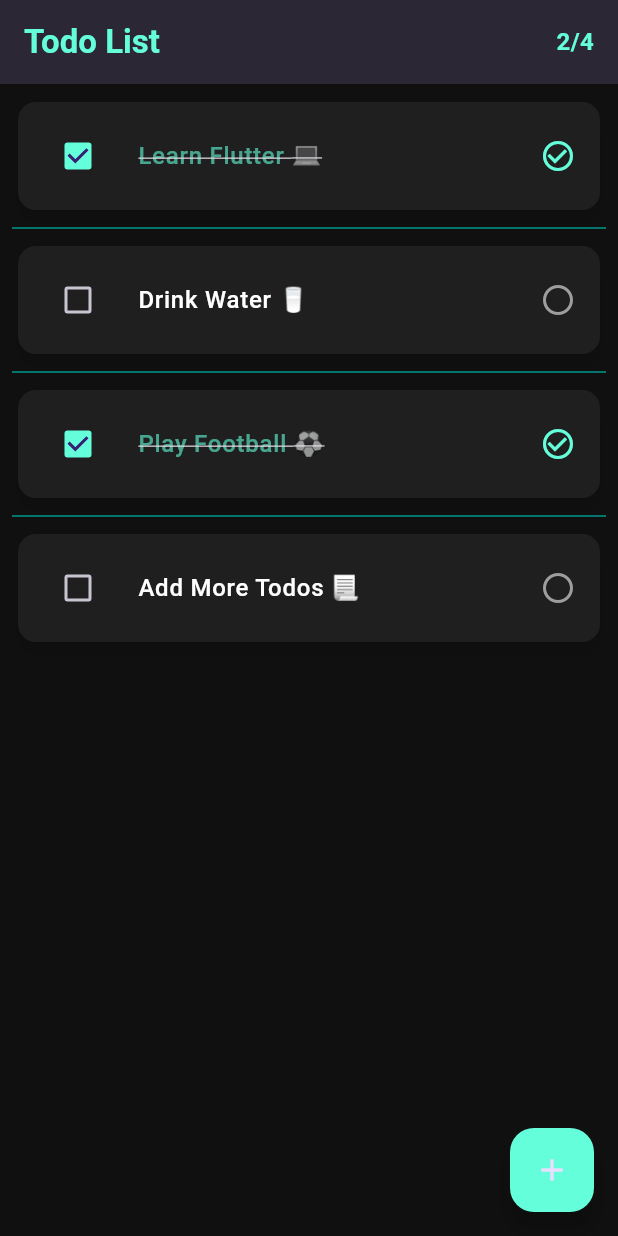
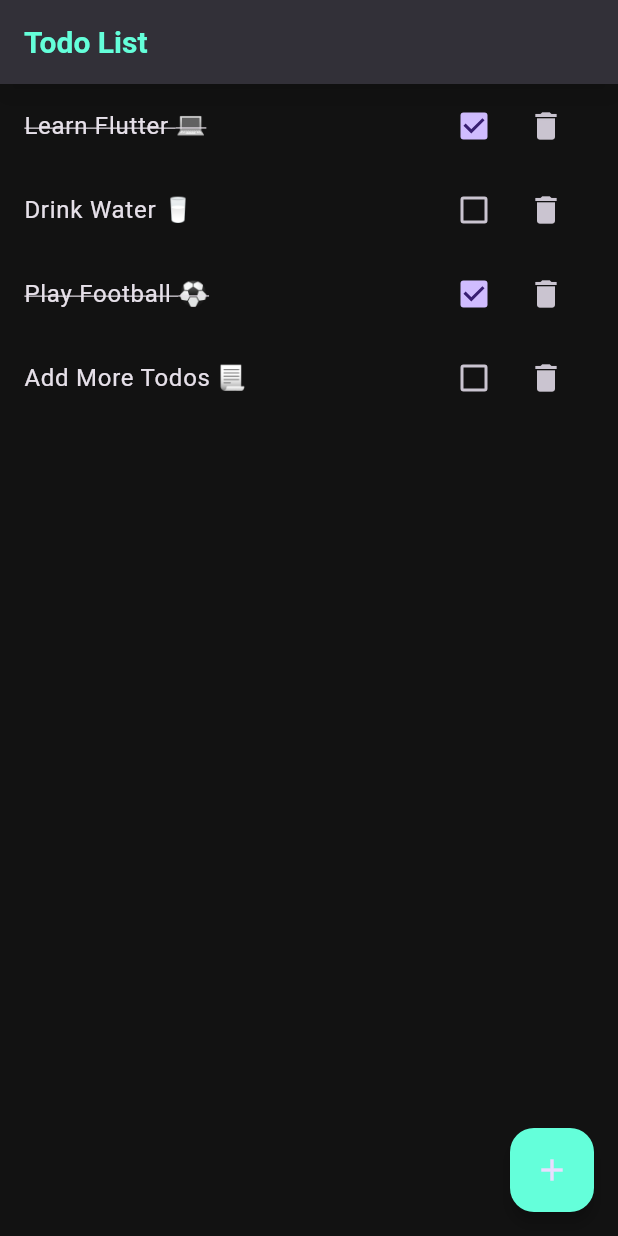
Before and after one commit to keerthana2331/todo_flutter, a Flutter app: the screen it shows after launch, on a phone screen of 412 x 824 dp. Run offline on Flutter 3.47's test engine with Material 3 defaults, Android fonts, the phone set to English and light mode, and no system bars; Roboto replaces fonts that are missing (Montserrat).

Commit message:
some changes made

```diff
--- a/lib/main.dart
+++ b/lib/main.dart
@@ -23,55 +23,46 @@ class MyApp extends StatelessWidget {
       theme: ThemeData(
         brightness: Brightness.dark,
         primaryColor: Colors.tealAccent,
-        scaffoldBackgroundColor: const Color(0xFF101010),
-        fontFamily: 'Montserrat',
+        scaffoldBackgroundColor: const Color(0xFF121212),
         appBarTheme: const AppBarTheme(
-          elevation: 8,
+          color: Color(0xFF1F1F1F),
+          elevation: 6,
+          shadowColor: Colors.black45,
           titleTextStyle: TextStyle(
             color: Colors.tealAccent,
-            fontSize: 22,
-            fontWeight: FontWeight.w600,
+            fontWeight: FontWeight.bold,
+            fontSize: 20,
           ),
-          iconTheme: IconThemeData(color: Colors.tealAccent),
         ),
         floatingActionButtonTheme: const FloatingActionButtonThemeData(
           backgroundColor: Colors.tealAccent,
-          elevation: 6,
+          elevation: 4,
         ),
         cardTheme: CardTheme(
-          color: const Color(0xFF1F1F1F),
+          color: const Color(0xFF292929),
           shape: RoundedRectangleBorder(
-            borderRadius: BorderRadius.circular(15),
+            borderRadius: BorderRadius.circular(12),
           ),
-          shadowColor: Colors.black45,
-          elevation: 5,
+          elevation: 4,
         ),
         inputDecorationTheme: InputDecorationTheme(
           filled: true,
           fillColor: const Color(0xFF2C2C2C),
           border: OutlineInputBorder(
-            borderRadius: BorderRadius.circular(12),
+            borderRadius: BorderRadius.circular(10),
             borderSide: BorderSide.none,
           ),
-          hintStyle: const TextStyle(color: Colors.white54),
+          hintStyle: const TextStyle(color: Colors.white38),
         ),
         buttonTheme: ButtonThemeData(
           buttonColor: Colors.tealAccent,
           shape: RoundedRectangleBorder(
-            borderRadius: BorderRadius.circular(10),
+            borderRadius: BorderRadius.circular(8),
           ),
         ),
         textTheme: const TextTheme(
-          bodyMedium: TextStyle(
-            color: Colors.white70,
-            fontSize: 16,
-            height: 1.5,
-          ),
-          titleLarge: TextStyle(
-            color: Colors.white,
-            fontWeight: FontWeight.bold,
-            fontSize: 20,
-          ),
+          bodyMedium: TextStyle(color: Colors.white70, fontSize: 16),
+          titleLarge: TextStyle(color: Colors.white, fontWeight: FontWeight.bold),
         ),
       ),
       initialRoute: '/',
--- a/lib/pages/add_todo.dart
+++ b/lib/pages/add_todo.dart
@@ -77,44 +77,34 @@ class _AddTodoState extends State<AddTodo> {
           style: const TextStyle(fontWeight: FontWeight.bold),
         ),
         centerTitle: true,
-        backgroundColor: Colors.teal,
       ),
       body: Padding(
-        padding: const EdgeInsets.symmetric(horizontal: 20, vertical: 30),
+        padding: const EdgeInsets.all(20),
         child: Column(
           crossAxisAlignment: CrossAxisAlignment.stretch,
           children: [
             TextField(
               controller: controller,
               autofocus: widget.taskToEdit == null,
-              style: const TextStyle(fontSize: 16),
               decoration: InputDecoration(
-                hintText: 'Enter task title...',
-                hintStyle: TextStyle(color: Colors.grey[600]),
-                filled: true,
-                fillColor: Colors.white,
+                hintText: 'Title',
                 border: OutlineInputBorder(
-                  borderRadius: BorderRadius.circular(15),
-                  borderSide: BorderSide.none,
+                  borderRadius: BorderRadius.circular(12),
+                  borderSide: BorderSide(color: Colors.tealAccent, width: 2),
                 ),
                 focusedBorder: OutlineInputBorder(
-                  borderRadius: BorderRadius.circular(15),
+                  borderRadius: BorderRadius.circular(12),
                   borderSide: const BorderSide(color: Colors.teal, width: 2),
                 ),
-                contentPadding:
-                    const EdgeInsets.symmetric(vertical: 15, horizontal: 20),
                 prefixIcon: const Icon(
                   Icons.task_alt,
-                  color: Colors.teal,
+                  color: Colors.tealAccent,
                 ),
               ),
             ),
             const SizedBox(height: 20),
             CheckboxListTile(
-              title: const Text(
-                'Mark as completed',
-                style: TextStyle(fontSize: 16, color: Colors.white),
-              ),
+              title: const Text('Mark as completed'),
               activeColor: Colors.tealAccent,
               value: isCompleted,
               onChanged: (value) {
@@ -125,15 +115,16 @@ class _AddTodoState extends State<AddTodo> {
               controlAffinity: ListTileControlAffinity.leading,
               contentPadding: const EdgeInsets.symmetric(horizontal: 0),
             ),
-            const SizedBox(height: 30),
+            const SizedBox(height: 20),
             ElevatedButton(
               onPressed: () => saveTask(context),
               style: ElevatedButton.styleFrom(
                 padding: const EdgeInsets.symmetric(vertical: 15),
                 shape: RoundedRectangleBorder(
-                  borderRadius: BorderRadius.circular(20),
+                  borderRadius: BorderRadius.circular(12),
                 ),
                 iconColor: Colors.teal,
+                disabledIconColor: Colors.white,
                 elevation: 5,
               ),
               child: Text(
@@ -141,7 +132,6 @@ class _AddTodoState extends State<AddTodo> {
                 style: const TextStyle(
                   fontSize: 18,
                   fontWeight: FontWeight.bold,
-                  color: Colors.white,
                 ),
               ),
             ),
--- a/lib/pages/todo_list.dart
+++ b/lib/pages/todo_list.dart
@@ -1,7 +1,6 @@
 import 'package:flutter/material.dart';
 import 'package:provider/provider.dart';
 import 'package:todo_app_provider/models/save_task.dart';
-import 'package:todo_app_provider/pages/add_todo.dart';
 
 class TodoList extends StatelessWidget {
   const TodoList({super.key});
@@ -10,130 +9,47 @@ class TodoList extends StatelessWidget {
   Widget build(BuildContext context) {
     return Scaffold(
       appBar: AppBar(
-        title: const Text(
-          'Todo List',
-          style: TextStyle(fontWeight: FontWeight.bold),
-        ),
-        actions: [
-          Consumer<SaveTask>(
-            builder: (context, task, child) {
-              int completedTasks =
-                  task.tasks.where((t) => t.isCompleted).length;
-              return Center(
-                child: Padding(
-                  padding: const EdgeInsets.only(right: 16),
-                  child: Text(
-                    '$completedTasks/${task.tasks.length}',
-                    style: const TextStyle(
-                      fontSize: 16,
-                      fontWeight: FontWeight.bold,
-                      color: Colors.tealAccent,
-                    ),
-                  ),
-                ),
-              );
-            },
-          ),
-        ],
+        title: const Text('Todo List'),
       ),
       floatingActionButton: FloatingActionButton(
         onPressed: () {
-          Navigator.push(
-            context,
-            MaterialPageRoute(builder: (context) => const AddTodo()),
-          );
+          Navigator.of(context).pushNamed('/add-todo-screen');
         },
         child: const Icon(Icons.add),
       ),
       body: Consumer<SaveTask>(
         builder: (context, task, child) {
-          if (task.tasks.isEmpty) {
-            return const Center(
-              child: Text(
-                'No tasks yet!\nTap + to add a new task',
-                textAlign: TextAlign.center,
-                style: TextStyle(fontSize: 16, color: Colors.white70),
-              ),
-            );
-          }
-
-          return ListView.separated(
-            padding: const EdgeInsets.all(8),
+          return ListView.builder(
             itemCount: task.tasks.length,
-            separatorBuilder: (context, index) => const Divider(
-              color: Colors.teal,
-              thickness: 1,
-            ),
             itemBuilder: (BuildContext context, index) {
-              final currentTask = task.tasks[index];
-
-              return Dismissible(
-                key: Key(currentTask.title),
-                background: Container(
-                  decoration: BoxDecoration(
-                    color: Colors.red,
-                    borderRadius: BorderRadius.circular(8),
-                  ),
-                  alignment: Alignment.centerRight,
-                  padding: const EdgeInsets.only(right: 16),
-                  child: const Icon(
-                    Icons.delete,
-                    color: Colors.white,
+              return ListTile(
+                title: Text(
+                  task.tasks[index].title,
+                  style: TextStyle(
+                    decoration: task.tasks[index].isCompleted
+                        ? TextDecoration.lineThrough
+                        : TextDecoration.none,
                   ),
                 ),
-                direction: DismissDirection.endToStart,
-                onDismissed: (direction) {
-                  task.removeTask(currentTask);
-                  ScaffoldMessenger.of(context).showSnackBar(
-                    SnackBar(
-                      content: Text('${currentTask.title} removed'),
-                      action: SnackBarAction(
-                        label: 'UNDO',
-                        onPressed: () {
-                          task.addTask(currentTask);
-                        },
-                      ),
-                    ),
-                  );
-                },
-                child: Card(
-                  elevation: 4,
-                  shape: RoundedRectangleBorder(
-                    borderRadius: BorderRadius.circular(12),
-                  ),
-                  child: ListTile(
-                    contentPadding: const EdgeInsets.symmetric(
-                      horizontal: 16,
-                      vertical: 8,
-                    ),
-                    leading: Checkbox(
-                      value: currentTask.isCompleted,
-                      activeColor: Colors.tealAccent,
+                trailing: Wrap(
+                  children: [
+                    Checkbox(
+                      value: task.tasks[index].isCompleted,
                       onChanged: (_) {
                         context.read<SaveTask>().checkTask(index);
                       },
                     ),
-                    title: Text(
-                      currentTask.title,
-                      style: TextStyle(
-                        decoration: currentTask.isCompleted
-                            ? TextDecoration.lineThrough
-                            : TextDecoration.none,
-                        color: currentTask.isCompleted
-                            ? Colors.tealAccent.withOpacity(0.6)
-                            : Colors.white,
-                        fontWeight: FontWeight.w500,
+                    IconButton(
+                      onPressed: () {
+                        context.read<SaveTask>().removeTask(
+                              task.tasks[index],
+                            );
+                      },
+                      icon: const Icon(
+                        Icons.delete,
                       ),
                     ),
-                    trailing: Icon(
-                      currentTask.isCompleted
-                          ? Icons.check_circle_outline
-                          : Icons.circle_outlined,
-                      color: currentTask.isCompleted
-                          ? Colors.tealAccent
-                          : Colors.grey,
-                    ),
-                  ),
+                  ],
                 ),
               );
             },
```
